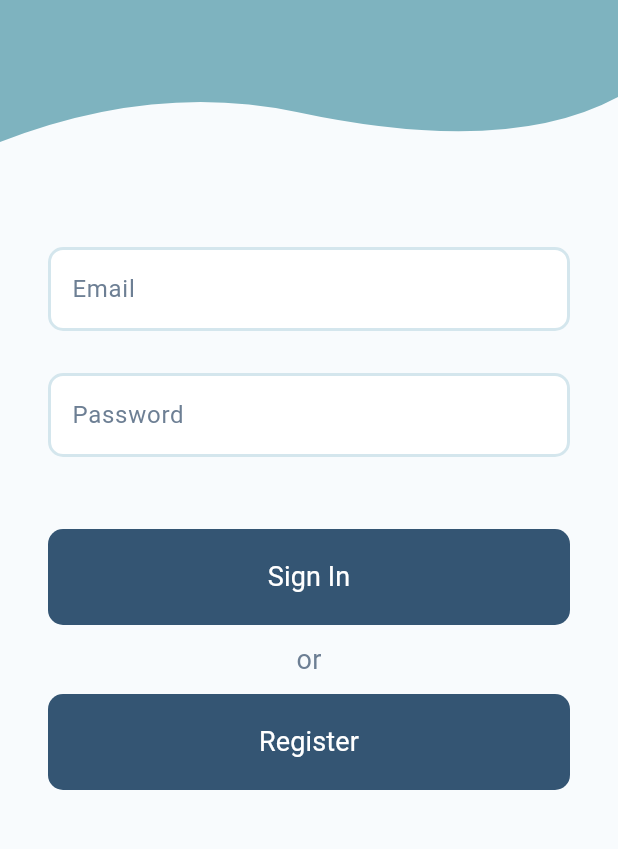
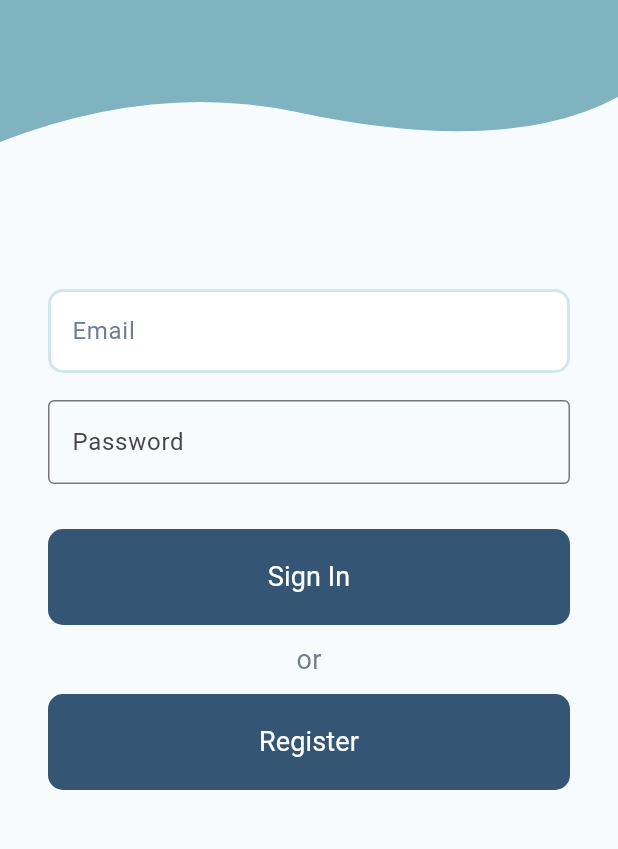
Before and after one commit to Quhaqun/MensaMatch, a Flutter app: the screen it shows after launch, on a phone screen of 412 x 824 dp, the part 383-1232 px from its top. Run offline on Flutter 3.47's test engine with Material 3 defaults, Android fonts, the phone set to English and light mode, and no system bars; our stand-ins replace appwrite, google_fonts, image_picker; missing offline and left inert: async_foreach, cross_file_image, dart:ffi.

Commit message:
password is now obscured and chat works as well

```diff
--- /dev/null
+++ b/lib/components/input_password.dart
@@ -0,0 +1,16 @@
+import 'package:flutter/material.dart';
+
+Widget input_password({
+  required TextEditingController controller,
+  required String labelText,
+  bool obscureText = false, // Add the obscureText parameter with a default value of false
+}) {
+  return TextField(
+    controller: controller,
+    obscureText: obscureText, // Set the obscureText property
+    decoration: InputDecoration(
+      labelText: labelText,
+      border: OutlineInputBorder(),
+    ),
+  );
+}
--- a/lib/pages/chat.dart
+++ b/lib/pages/chat.dart
@@ -1,3 +1,4 @@
+import 'dart:io' as io;
 import 'package:appwrite/appwrite.dart';
 import 'package:image_picker/image_picker.dart';
 import 'package:mensa_match/appwrite/auth_api.dart';
@@ -6,6 +7,7 @@ import 'package:flutter/material.dart';
 import 'package:appwrite/models.dart';
 import 'package:provider/provider.dart';
 import 'package:mensa_match/pages/match_popup.dart';
+
 
 class MessagesPage extends StatefulWidget {
   final String match_id;
@@ -125,13 +127,15 @@ class _MessagesPageState extends State<MessagesPage> {
         title: FutureBuilder<Map<String, dynamic>>(
           future: getUser(),
           builder: (context, snapshot) {
+            io.File placeholderImage = io.File('assets/assets/placeholder_image.png');
+            XFile placeholderXImage = new XFile((placeholderImage.path));
             if (snapshot.connectionState == ConnectionState.waiting) {
               return CircularProgressIndicator();
             } else if (snapshot.hasError) {
               return Text("Error: ${snapshot.error}");
             } else {
               final userMap = snapshot.data;
-              XFile? imageUrl = userMap?['profile_picture'];
+              XFile? imageUrl = userMap?['profile_picture'] ??  placeholderXImage;
 
               return Row(
                 children: [
--- a/lib/pages/login.dart
+++ b/lib/pages/login.dart
@@ -1,15 +1,14 @@
 import 'package:appwrite/appwrite.dart';
+import 'package:flutter/material.dart';
 import 'package:mensa_match/appwrite/auth_api.dart';
 import 'package:mensa_match/components/button.dart';
 import 'package:mensa_match/components/input_textfield.dart';
 import 'package:mensa_match/components/wave_background.dart';
+import 'package:mensa_match/constants/colors.dart';
 import 'package:mensa_match/pages/home.dart';
 import 'package:mensa_match/pages/register.dart';
-import 'package:flutter/material.dart';
-import 'package:flutter_svg/flutter_svg.dart';
 import 'package:provider/provider.dart';
-
-import 'package:mensa_match/constants/colors.dart';
+import 'package:mensa_match/components/input_password.dart';
 import 'package:google_fonts/google_fonts.dart';
 
 class LoginPage extends StatefulWidget {
@@ -17,6 +16,7 @@ class LoginPage extends StatefulWidget {
 
   @override
   _LoginPageState createState() => _LoginPageState();
+
 }
 
 class _LoginPageState extends State<LoginPage> {
@@ -141,9 +141,11 @@ class _LoginPageState extends State<LoginPage> {
                               controller: emailTextController,
                               labelText: "Email"),
                           // Password textfield
-                          input_textfield(
-                              controller: passwordTextController,
-                              labelText: "Password"),
+                          input_password(
+                            controller: passwordTextController,
+                            labelText: "Password",
+                            obscureText: true, // Set obscureText to true to hide the password
+                          ),
                           // Sign In button
                           SizedBox(height: 20),
                           button_primary(
@@ -167,7 +169,7 @@ class _LoginPageState extends State<LoginPage> {
                                     context,
                                     MaterialPageRoute(
                                         builder: (context) =>
-                                            const RegisterPage()));
+                                        const RegisterPage()));
                               }),
                         ],
                       ),
--- a/lib/pages/profile_view.dart
+++ b/lib/pages/profile_view.dart
@@ -52,8 +52,6 @@ class _ProfileState extends State<Profile> {
   Future<void> _loadUserData() async {
     try {
       final loadedUserData = await database.getCurrentUser();
-      print("loadedUserData");
-      print(loadedUserData);
       setState(() {
         userData = loadedUserData; // Set instance variable
         isLoading = false; // Set isLoading to false after loading data
@@ -216,7 +214,7 @@ class _ProfileState extends State<Profile> {
                             ReadOnlyBubbleList(
                                 availableOptions: Interests.availableOptions,
                                 selectedOptions:
-                                    (userData?["selectedPreferences"]
+                                    (userData?["preferences"]
                                             as List<String>?) ??
                                         [])
                           ])),
```
